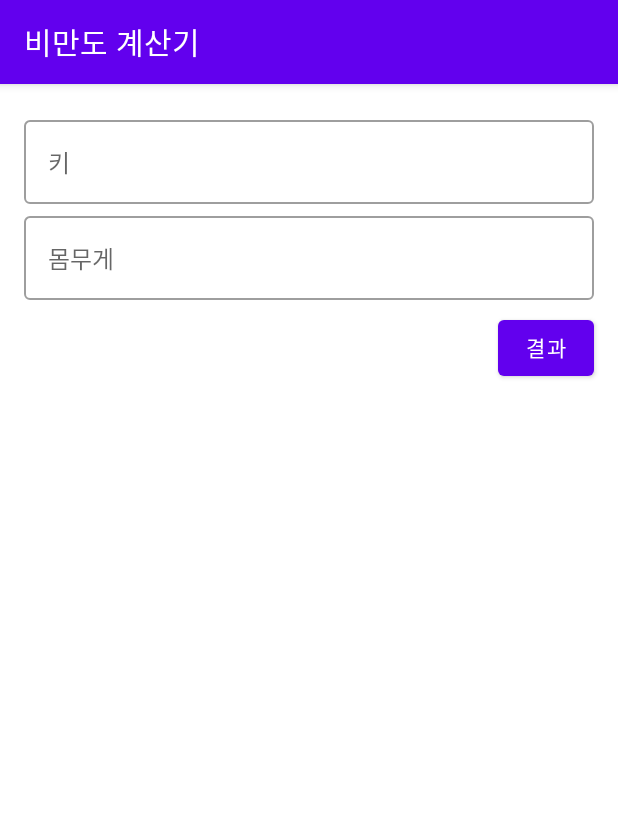
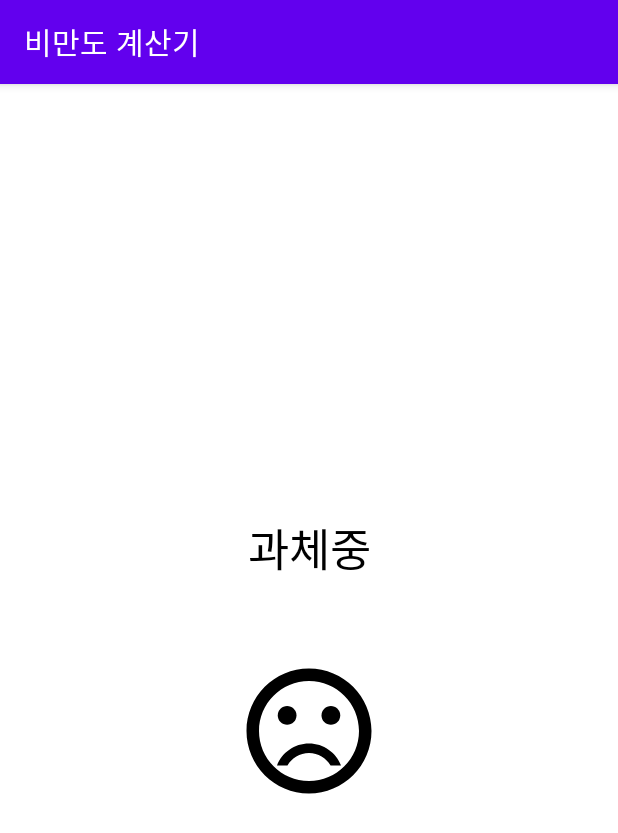
Before and after one commit to NunciosChums/JetpackCompseLearn, an Android app built with Jetpack Compose: the screen it shows after launch (MainActivity), on a phone screen of 412 x 824 dp. Shown: the top 833 px of the screen. Run offline under Robolectric (Android 15) with nearby library versions, the light colour scheme and no system bars.

Commit message:
결과 화면 작성

```diff
--- a/2_FatCalculator/app/src/main/java/kr/susemi99/fatcalculator/MainActivity.kt
+++ b/2_FatCalculator/app/src/main/java/kr/susemi99/fatcalculator/MainActivity.kt
@@ -3,6 +3,7 @@ package kr.susemi99.fatcalculator
 import android.os.Bundle
 import androidx.activity.ComponentActivity
 import androidx.activity.compose.setContent
+import androidx.compose.foundation.Image
 import androidx.compose.foundation.layout.*
 import androidx.compose.foundation.text.KeyboardOptions
 import androidx.compose.material.*
@@ -11,15 +12,19 @@ import androidx.compose.runtime.mutableStateOf
 import androidx.compose.runtime.saveable.rememberSaveable
 import androidx.compose.ui.Alignment
 import androidx.compose.ui.Modifier
+import androidx.compose.ui.graphics.Color
+import androidx.compose.ui.graphics.ColorFilter
+import androidx.compose.ui.res.painterResource
 import androidx.compose.ui.text.input.KeyboardType
-import androidx.compose.ui.tooling.preview.Preview
 import androidx.compose.ui.unit.dp
+import androidx.compose.ui.unit.sp
 
 class MainActivity : ComponentActivity() {
   override fun onCreate(savedInstanceState: Bundle?) {
     super.onCreate(savedInstanceState)
     setContent {
-      HomeScreen()
+//      HomeScreen()
+      ResultScreen(bmi = 10.0)
     }
   }
 }
@@ -53,8 +58,13 @@ fun HomeScreen() {
   }
 }
 
-@Preview(showBackground = true)
 @Composable
-fun DefaultPreview() {
-  HomeScreen()
+fun ResultScreen(bmi: Double) {
+  Scaffold(topBar = { TopAppBar(title = { Text("비만도 계산기") }) }) {
+    Column(Modifier.fillMaxSize(), verticalArrangement = Arrangement.Center, horizontalAlignment = Alignment.CenterHorizontally) {
+      Text("과체중", fontSize = 30.sp)
+      Spacer(modifier = Modifier.height(50.dp))
+      Image(painter = painterResource(id = R.drawable.ic_face1), contentDescription = null, modifier = Modifier.size(100.dp), colorFilter = ColorFilter.tint(Color.Black))
+    }
+  }
 }
--- /dev/null
+++ b/2_FatCalculator/app/src/main/res/drawable/ic_face1.xml
@@ -0,0 +1,16 @@
+<vector xmlns:android="http://schemas.android.com/apk/res/android"
+    android:width="24dp"
+    android:height="24dp"
+    android:viewportWidth="24"
+    android:viewportHeight="24"
+    android:tint="?attr/colorControlNormal">
+  <path
+      android:fillColor="@android:color/white"
+      android:pathData="M15.5,9.5m-1.5,0a1.5,1.5 0,1 1,3 0a1.5,1.5 0,1 1,-3 0"/>
+  <path
+      android:fillColor="@android:color/white"
+      android:pathData="M8.5,9.5m-1.5,0a1.5,1.5 0,1 1,3 0a1.5,1.5 0,1 1,-3 0"/>
+  <path
+      android:fillColor="@android:color/white"
+      android:pathData="M11.99,2C6.47,2 2,6.48 2,12s4.47,10 9.99,10C17.52,22 22,17.52 22,12S17.52,2 11.99,2zM12,20c-4.42,0 -8,-3.58 -8,-8s3.58,-8 8,-8 8,3.58 8,8 -3.58,8 -8,8zM12,14c-2.33,0 -4.32,1.45 -5.12,3.5h1.67c0.69,-1.19 1.97,-2 3.45,-2s2.75,0.81 3.45,2h1.67c-0.8,-2.05 -2.79,-3.5 -5.12,-3.5z"/>
+</vector>
```
Also changed, not shown: 2_FatCalculator/app/src/main/res/drawable/ic_face2.xml (added, +22 -0 lines), 2_FatCalculator/app/src/main/res/drawable/ic_face3.xml (added, +16 -0 lines).
